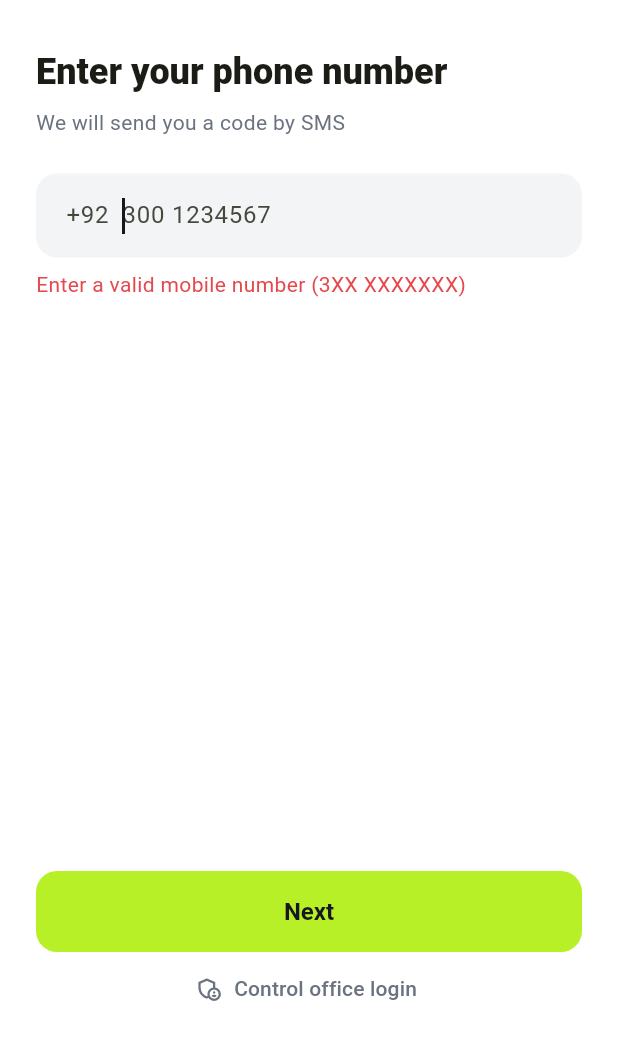
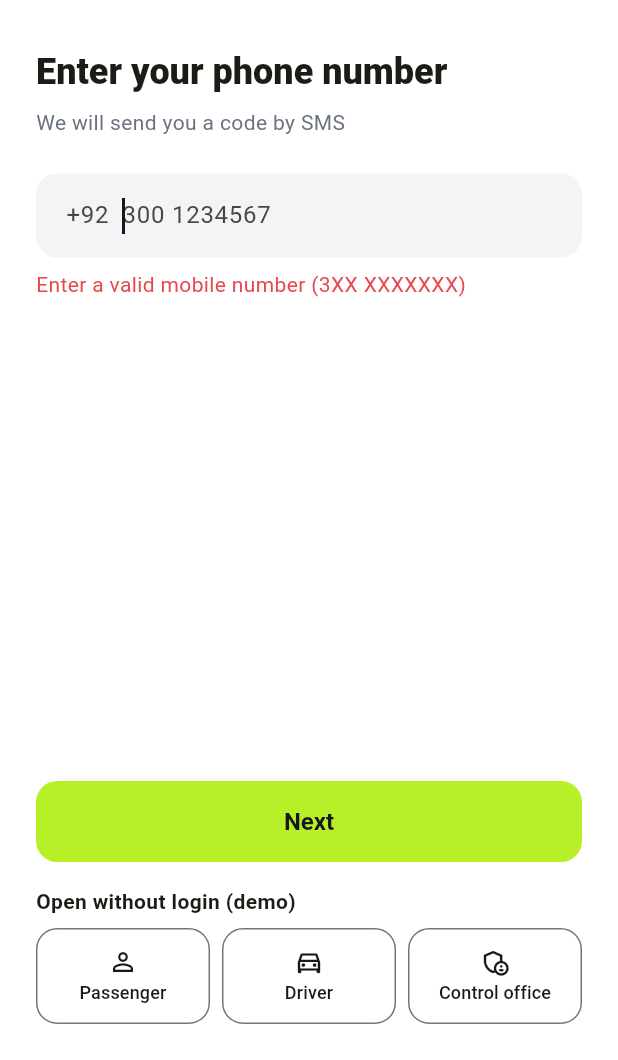
Before and after one commit to miqballhr9-lab/go-ride, a Flutter app: the screen it shows after launch, after a tap on "Next", on a phone screen of 412 x 824 dp, the part 176-1236 px from its top. Run offline on Flutter 3.47's test engine with Material 3 defaults, Android fonts, the phone set to English and light mode, and no system bars; our stand-ins replace flutter_map, latlong2; accounts and stored records are empty.

Commit message:
Add one-tap demo access to passenger, driver and control office
Co-Authored-By: Claude Opus 5.5 <noreply@anthropic.com>
Claude-Session: https://claude.ai/code/session_01BRYDasa9vMcyHgqwWPmJDF

```diff
--- a/lib/admin/admin_login.dart
+++ b/lib/admin/admin_login.dart
@@ -12,8 +12,8 @@ class AdminLoginScreen extends StatefulWidget {
 }
 
 class _AdminLoginScreenState extends State<AdminLoginScreen> {
-  final user = TextEditingController();
-  final pass = TextEditingController();
+  final user = TextEditingController(text: AppStore.adminUsername);
+  final pass = TextEditingController(text: AppStore.adminPassword);
   String? error;
 
   @override
--- a/lib/screens/login_screen.dart
+++ b/lib/screens/login_screen.dart
@@ -1,7 +1,7 @@
 import 'package:flutter/material.dart';
 
-import '../admin/admin_login.dart';
 import '../main.dart';
+import '../models.dart';
 import '../store.dart';
 import '../theme.dart';
 
@@ -132,16 +132,28 @@ class _LoginScreenState extends State<LoginScreen> {
                       onPressed: _next,
                       child: Text(step == _Step.signup ? 'Create account' : 'Next'),
                     ),
-                    if (step == _Step.phone)
-                      Center(
-                        child: TextButton.icon(
-                          onPressed: () => Navigator.push(
-                              context, MaterialPageRoute(builder: (_) => const AdminLoginScreen())),
-                          icon: const Icon(Icons.admin_panel_settings_outlined, size: 18),
-                          label: const Text('Control office login'),
-                          style: TextButton.styleFrom(foregroundColor: AppColors.muted),
+                    if (step == _Step.phone) ...[
+                      const SizedBox(height: 16),
+                      const Text('Open without login (demo)', style: TextStyle(fontWeight: FontWeight.w700)),
+                      const SizedBox(height: 8),
+                      Row(children: [
+                        Expanded(
+                          child: _demoButton(Icons.person_outline, 'Passenger',
+                              () => StoreScope.of(context).demoLogin(AppMode.passenger)),
                         ),
-                      ),
+                        const SizedBox(width: 8),
+                        Expanded(
+                          child: _demoButton(Icons.directions_car_outlined, 'Driver',
+                              () => StoreScope.of(context).demoLogin(AppMode.driver)),
+                        ),
+                        const SizedBox(width: 8),
+                        Expanded(
+                          child: _demoButton(Icons.admin_panel_settings_outlined, 'Control office',
+                              () => StoreScope.of(context)
+                                  .adminLogin(AppStore.adminUsername, AppStore.adminPassword)),
+                        ),
+                      ]),
+                    ],
                   ],
                 ),
               ),
@@ -151,6 +163,19 @@ class _LoginScreenState extends State<LoginScreen> {
       ),
     );
   }
+
+  Widget _demoButton(IconData icon, String label, VoidCallback onTap) => OutlinedButton(
+        style: OutlinedButton.styleFrom(
+          minimumSize: const Size(0, 64),
+          padding: const EdgeInsets.symmetric(horizontal: 4),
+        ),
+        onPressed: onTap,
+        child: Column(mainAxisSize: MainAxisSize.min, children: [
+          Icon(icon, size: 20),
+          const SizedBox(height: 2),
+          Text(label, textAlign: TextAlign.center, style: const TextStyle(fontSize: 12)),
+        ]),
+      );
 
   String get _title => switch (step) {
         _Step.phone => 'Enter your phone number',
--- a/lib/store.dart
+++ b/lib/store.dart
@@ -52,6 +52,14 @@ class AppStore extends ChangeNotifier {
   static const demoOtp = '1234';
   static const adminUsername = 'admin';
   static const adminPassword = 'admin123';
+  static const demoPassengerPhone = '+923000000001';
+  static const demoDriverPhone = '+923000000002';
+
+  /// Demo accounts mein seedha login (OTP ke baghair).
+  void demoLogin(AppMode as) {
+    login(as == AppMode.driver ? demoDriverPhone : demoPassengerPhone);
+    if (as == AppMode.driver) switchMode(AppMode.driver);
+  }
 
   AppUser? userByPhone(String phone) {
     for (final u in users.values) {
@@ -732,6 +740,32 @@ class AppStore extends ChangeNotifier {
     }
     rides.sort((a, b) => b.createdAt.compareTo(a.createdAt));
 
+    // Pakke demo accounts: test karne ke liye
+    final demoPassenger = AppUser(
+      id: _newId('U'),
+      phone: demoPassengerPhone,
+      name: 'Demo Passenger',
+      email: 'passenger@goride.demo',
+      createdAt: now.subtract(const Duration(days: 30)),
+    );
+    users[demoPassenger.id] = demoPassenger;
+    final demoDriver = AppUser(
+      id: _newId('U'),
+      phone: demoDriverPhone,
+      name: 'Demo Driver',
+      email: 'driver@goride.demo',
+      createdAt: now.subtract(const Duration(days: 60)),
+    )..driver = DriverProfile(
+        cnic: '35202-1234567-1',
+        licenseNo: 'LHR-123456',
+        vehicle: const Vehicle(
+            type: VehicleType.mini, model: 'Suzuki Alto', color: 'White', plate: 'LEA-1234', year: 2020),
+        documents: driverDocuments.toSet(),
+        status: DriverStatus.approved,
+        submittedAt: now.subtract(const Duration(days: 60)),
+      );
+    users[demoDriver.id] = demoDriver;
+
     // Support tickets
     final samples = [
       (passengers[0], AppMode.passenger, 'Lost item', 'I left my phone charger in the car. Can you help me contact the driver?'),
```
Also changed, not shown: 2 other files.
